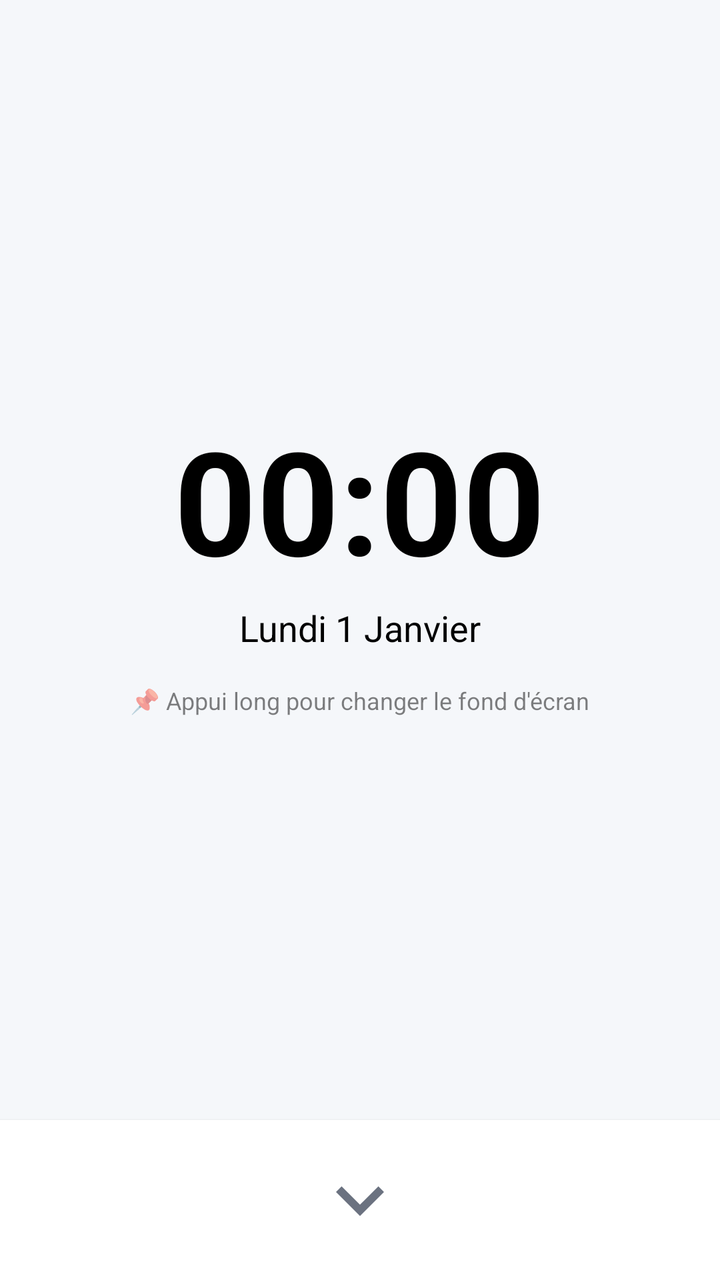
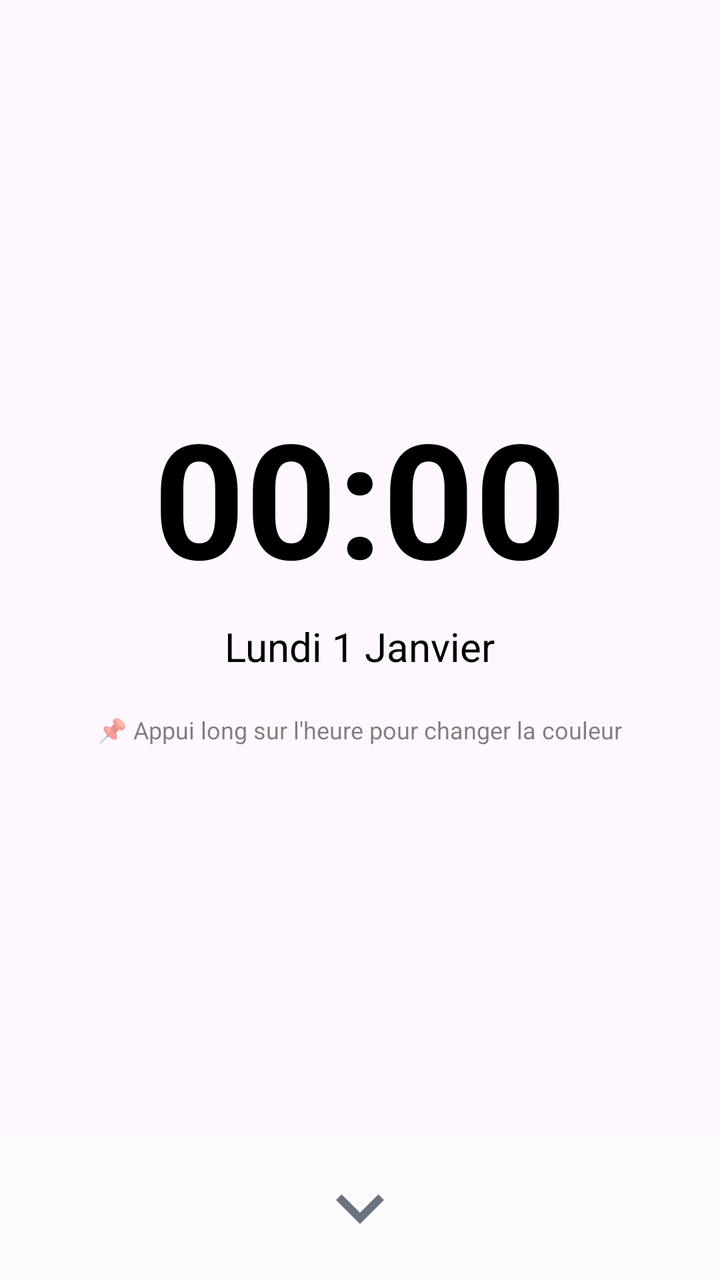

Screens rendered from an Android XML layout before and after an edit, with the pre-edit source and the edit as a unified diff.
<!-- AndroidManifest.xml: application theme Theme.Luncher -->
<!-- res/layout/activity_launcher.xml -->
<?xml version="1.0" encoding="utf-8"?>
<LinearLayout xmlns:android="http://schemas.android.com/apk/res/android"
    android:layout_width="match_parent"
    android:layout_height="match_parent"
    android:background="#F5F7FA"
    android:orientation="vertical"
    android:id="@+id/root_layout">

    <LinearLayout
        android:layout_width="match_parent"
        android:layout_height="0dp"
        android:layout_weight="1"
        android:gravity="center"
        android:orientation="vertical">

        <TextView
            android:id="@+id/heure_texte"
            android:layout_width="wrap_content"
            android:layout_height="wrap_content"
            android:text="00:00"
            android:textSize="72sp"
            android:textStyle="bold"
            android:textColor="#FF000000"/>

        <TextView
            android:id="@+id/date_texte"
            android:layout_width="wrap_content"
            android:layout_height="wrap_content"
            android:text="Lundi 1 Janvier"
            android:textSize="18sp"
            android:textColor="#FF000000"
            android:layout_marginTop="4dp"/>
        
        <TextView
            android:layout_width="wrap_content"
            android:layout_height="wrap_content"
            android:text="📌 Appui long pour changer le fond d'écran"
            android:textSize="12sp"
            android:textColor="#80000000"
            android:layout_marginTop="16dp"/>
    </LinearLayout>

    <LinearLayout
        android:layout_width="match_parent"
        android:layout_height="wrap_content"
        android:gravity="center"
        android:paddingVertical="16dp"
        android:background="#FFFFFF"
        android:elevation="2dp">

        <ImageView
            android:id="@+id/toggle_btn"
            android:layout_width="48dp"
            android:layout_height="48dp"
            android:src="@drawable/ic_expand"
            android:clickable="true"
            android:focusable="true"
            android:background="?attr/selectableItemBackgroundBorderless"/>
    </LinearLayout>

    <LinearLayout
        android:id="@+id/drawer_layout"
        android:layout_width="match_parent"
        android:layout_height="0dp"
        android:layout_weight="2"
        android:background="#FFFFFF"
        android:orientation="vertical"
        android:visibility="gone">

        <EditText
            android:id="@+id/search_input"
            android:layout_width="match_parent"
            android:layout_height="44dp"
            android:hint="🔍 Rechercher une application..."
            android:background="@drawable/search_bg"
            android:paddingHorizontal="16dp"
            android:textSize="14sp"
            android:layout_margin="16dp"
            android:inputType="textPersonName"
            android:gravity="center_vertical"/>

        <ProgressBar
            android:id="@+id/progress"
            android:layout_width="wrap_content"
            android:layout_height="wrap_content"
            android:layout_gravity="center"
            android:layout_marginTop="32dp"/>

        <androidx.recyclerview.widget.RecyclerView
            android:id="@+id/apps_recycler"
            android:layout_width="match_parent"
            android:layout_height="match_parent"
            android:paddingHorizontal="8dp"/>
    </LinearLayout>

</LinearLayout>
<!-- resources referenced by this layout -->
<resources>
  <!-- drawable ic_expand (drawable) -->
  <vector xmlns:android="http://schemas.android.com/apk/res/android"
      android:width="24dp"
      android:height="24dp"
      android:viewportWidth="24"
      android:viewportHeight="24"
      android:tint="#6B7280">
    <path
        android:fillColor="@android:color/white"
        android:pathData="M7.41,8.59L12,13.17l4.59,-4.58L18,10l-6,6 -6,-6 1.41,-1.41z"/>
  </vector>
  <!-- drawable search_bg (drawable) -->
  <?xml version="1.0" encoding="utf-8"?>
  <shape xmlns:android="http://schemas.android.com/apk/res/android"
      android:shape="rectangle">
      <solid android:color="#F7FAFC"/>
      <corners android:radius="22dp"/>
      <stroke android:width="1dp" android:color="#E2E8F0"/>
  </shape>
  <style name="Theme.Luncher" parent="Theme.Material3.DayNight.NoActionBar">
          <item name="android:statusBarColor">#F5F7FA</item>
      </style>
</resources>

<!-- the commit's change to res/layout/activity_launcher.xml (unified diff, before → after) -->
@@ -1,11 +1,13 @@
 <?xml version="1.0" encoding="utf-8"?>
 <LinearLayout xmlns:android="http://schemas.android.com/apk/res/android"
+    xmlns:app="http://schemas.android.com/apk/res-auto"
     android:layout_width="match_parent"
     android:layout_height="match_parent"
-    android:background="#F5F7FA"
+    android:background="@android:color/transparent"
     android:orientation="vertical"
     android:id="@+id/root_layout">
 
+    
     <LinearLayout
         android:layout_width="match_parent"
         android:layout_height="0dp"
@@ -18,7 +20,7 @@
             android:layout_width="wrap_content"
             android:layout_height="wrap_content"
             android:text="00:00"
-            android:textSize="72sp"
+            android:textSize="80sp"
             android:textStyle="bold"
             android:textColor="#FF000000"/>
 
@@ -27,26 +29,27 @@
             android:layout_width="wrap_content"
             android:layout_height="wrap_content"
             android:text="Lundi 1 Janvier"
-            android:textSize="18sp"
+            android:textSize="20sp"
             android:textColor="#FF000000"
-            android:layout_marginTop="4dp"/>
+            android:layout_marginTop="8dp"/>
         
         <TextView
             android:layout_width="wrap_content"
             android:layout_height="wrap_content"
-            android:text="📌 Appui long pour changer le fond d'écran"
+            android:text="📌 Appui long sur l'heure pour changer la couleur"
             android:textSize="12sp"
             android:textColor="#80000000"
-            android:layout_marginTop="16dp"/>
+            android:layout_marginTop="20dp"/>
     </LinearLayout>
 
+    
     <LinearLayout
         android:layout_width="match_parent"
         android:layout_height="wrap_content"
         android:gravity="center"
-        android:paddingVertical="16dp"
-        android:background="#FFFFFF"
-        android:elevation="2dp">
+        android:paddingVertical="12dp"
+        android:background="#80FFFFFF"
+        android:elevation="0dp">
 
         <ImageView
             android:id="@+id/toggle_btn"
@@ -58,12 +61,13 @@
             android:background="?attr/selectableItemBackgroundBorderless"/>
     </LinearLayout>
 
+    
     <LinearLayout
         android:id="@+id/drawer_layout"
         android:layout_width="match_parent"
         android:layout_height="0dp"
         android:layout_weight="2"
-        android:background="#FFFFFF"
+        android:background="#CCFFFFFF"
         android:orientation="vertical"
         android:visibility="gone">
 
